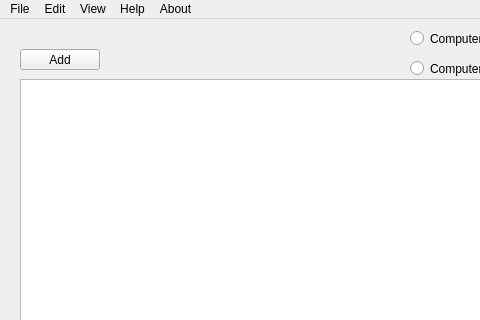
The window that mainwindow.ui (hrafnkelli14/Verklegt-verkefni-3) describes before a commit, drawn with Qt 5; both pictures show x 0 to 480 and y 0 to 320 of the 602 by 498 pixel window.
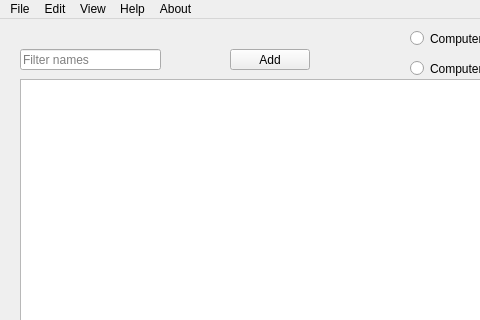
The same window after the commit.

Commit message: added filtering by name

The edit to the form file:
```diff
--- a/mainwindow.ui
+++ b/mainwindow.ui
@@ -59,7 +59,7 @@
    <widget class="QPushButton" name="addButton">
     <property name="geometry">
      <rect>
-      <x>20</x>
+      <x>230</x>
       <y>30</y>
       <width>80</width>
       <height>21</height>
@@ -69,6 +69,19 @@
      <string>Add</string>
     </property>
    </widget>
+   <widget class="QLineEdit" name="filterNames">
+    <property name="geometry">
+     <rect>
+      <x>20</x>
+      <y>30</y>
+      <width>141</width>
+      <height>21</height>
+     </rect>
+    </property>
+    <property name="placeholderText">
+     <string>Filter names</string>
+    </property>
+   </widget>
   </widget>
   <widget class="QMenuBar" name="menuBar">
    <property name="geometry">
```
The commit also changes 2 other files.
